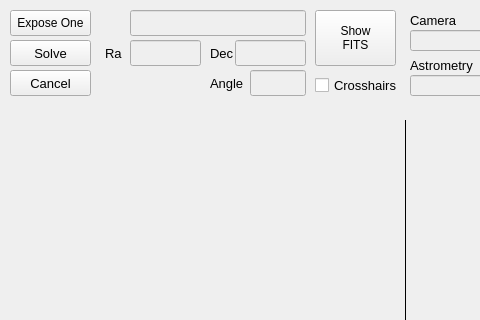
Above: mountwizzard/gui/image_window_ui.ui from sayitfast/MountWizzard3 before the change; both pictures show x 0 to 480 and y 0 to 320 of the 791 by 641 pixel window. Below: the same form after it.
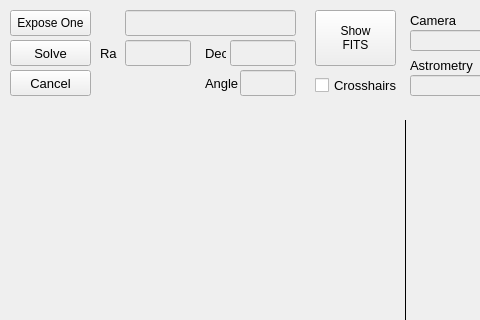
That is the form after the change.

The edit to the form file:
```diff
--- a/mountwizzard/gui/image_window_ui.ui
+++ b/mountwizzard/gui/image_window_ui.ui
@@ -494,9 +494,9 @@
    </property>
    <property name="geometry">
     <rect>
-     <x>130</x>
+     <x>125</x>
      <y>10</y>
-     <width>176</width>
+     <width>171</width>
      <height>26</height>
     </rect>
    </property>
@@ -536,9 +536,9 @@
    </property>
    <property name="geometry">
     <rect>
-     <x>130</x>
+     <x>125</x>
      <y>40</y>
-     <width>71</width>
+     <width>66</width>
      <height>26</height>
     </rect>
    </property>
@@ -577,9 +577,9 @@
    </property>
    <property name="geometry">
     <rect>
-     <x>235</x>
+     <x>230</x>
      <y>40</y>
-     <width>71</width>
+     <width>66</width>
      <height>26</height>
     </rect>
    </property>
@@ -636,9 +636,9 @@
   <widget class="QLabel" name="label_85">
    <property name="geometry">
     <rect>
-     <x>105</x>
+     <x>100</x>
      <y>40</y>
-     <width>26</width>
+     <width>21</width>
      <height>26</height>
     </rect>
    </property>
@@ -654,9 +654,9 @@
   <widget class="QLabel" name="label_86">
    <property name="geometry">
     <rect>
-     <x>210</x>
+     <x>205</x>
      <y>40</y>
-     <width>26</width>
+     <width>21</width>
      <height>26</height>
     </rect>
    </property>
@@ -765,7 +765,7 @@
    </property>
    <property name="geometry">
     <rect>
-     <x>250</x>
+     <x>240</x>
      <y>70</y>
      <width>56</width>
      <height>26</height>
@@ -803,9 +803,9 @@
   <widget class="QLabel" name="label_87">
    <property name="geometry">
     <rect>
-     <x>210</x>
+     <x>205</x>
      <y>70</y>
-     <width>41</width>
+     <width>36</width>
      <height>26</height>
     </rect>
    </property>
```
